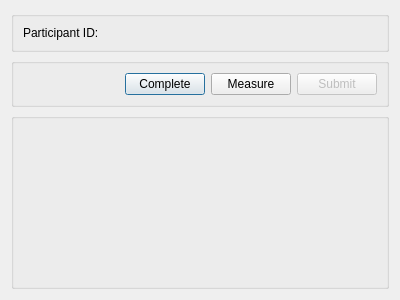
The window that src/dialogs/ecg_dialog.ui (CLSA/cypress) describes before a commit, drawn with Qt 5.
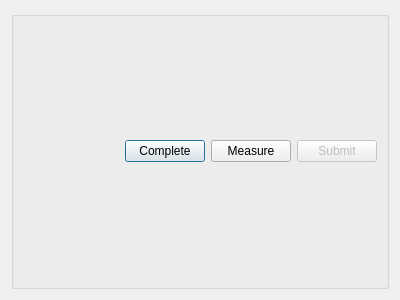
The same window after the commit.

The edit to the form file:
```diff
--- a/src/dialogs/ecg_dialog.ui
+++ b/src/dialogs/ecg_dialog.ui
@@ -14,45 +14,6 @@
    <string>Dialog</string>
   </property>
   <layout class="QVBoxLayout" name="verticalLayout">
-   <item>
-    <widget class="QGroupBox" name="groupBox_3">
-     <property name="title">
-      <string/>
-     </property>
-     <layout class="QVBoxLayout" name="verticalLayout_5">
-      <item>
-       <layout class="QHBoxLayout" name="horizontalLayout_10">
-        <item>
-         <widget class="QLabel" name="label_7">
-          <property name="sizePolicy">
-           <sizepolicy hsizetype="Minimum" vsizetype="Preferred">
-            <horstretch>0</horstretch>
-            <verstretch>0</verstretch>
-           </sizepolicy>
-          </property>
-          <property name="text">
-           <string>Participant ID:</string>
-          </property>
-         </widget>
-        </item>
-        <item>
-         <widget class="QLabel" name="participantId">
-          <property name="sizePolicy">
-           <sizepolicy hsizetype="Expanding" vsizetype="Preferred">
-            <horstretch>0</horstretch>
-            <verstretch>0</verstretch>
-           </sizepolicy>
-          </property>
-          <property name="text">
-           <string/>
-          </property>
-         </widget>
-        </item>
-       </layout>
-      </item>
-     </layout>
-    </widget>
-   </item>
    <item>
     <widget class="QGroupBox" name="groupBox">
      <property name="sizePolicy">
@@ -108,19 +69,6 @@
      </layout>
     </widget>
    </item>
-   <item>
-    <widget class="QGroupBox" name="groupBox_2">
-     <property name="sizePolicy">
-      <sizepolicy hsizetype="Preferred" vsizetype="Expanding">
-       <horstretch>0</horstretch>
-       <verstretch>0</verstretch>
-      </sizepolicy>
-     </property>
-     <property name="title">
-      <string/>
-     </property>
-    </widget>
-   </item>
   </layout>
  </widget>
  <resources/>
```
